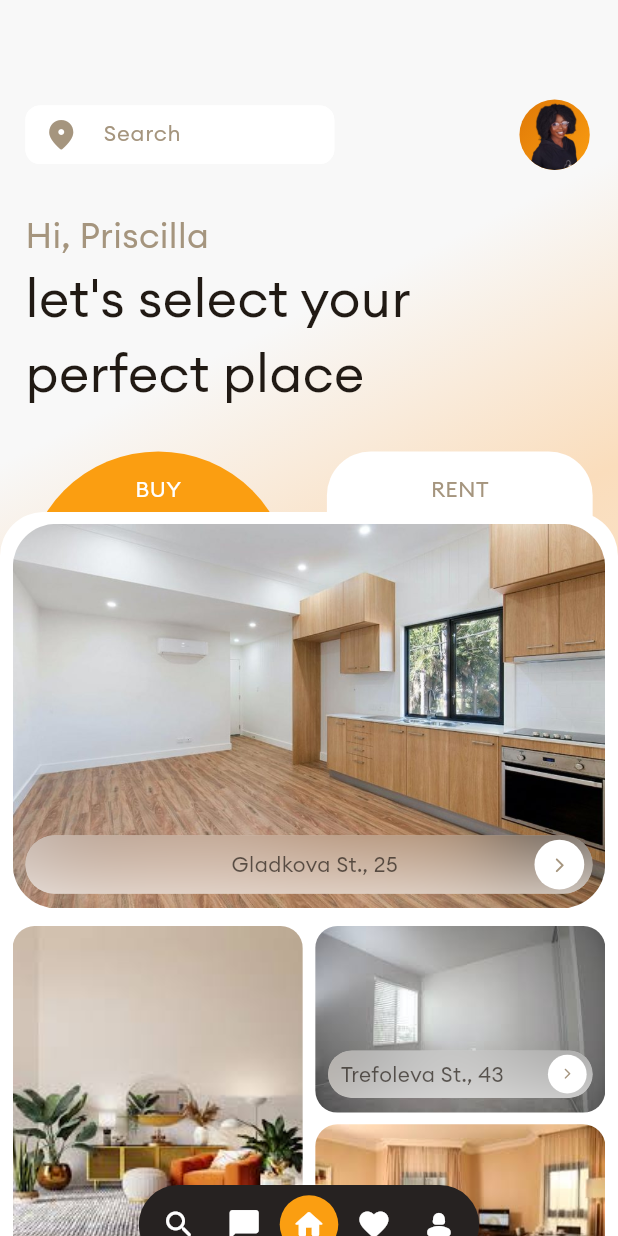
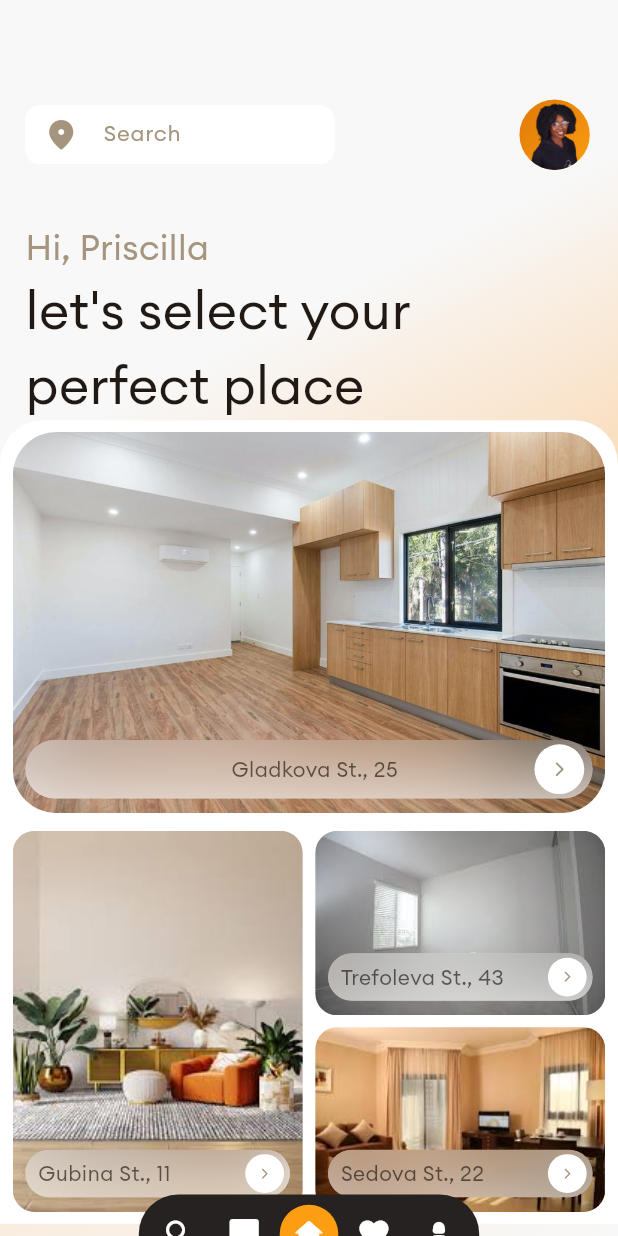
Before and after one commit to AchizuePriscilla/design-translation-task, a Flutter app: the screen it shows after launch, on a phone screen of 412 x 824 dp. Run offline on Flutter 3.47's test engine with Material 3 defaults, Android fonts, the phone set to English and light mode, and no system bars; our stand-ins replace flutter_map, flutter_screenutil, latlong2.

Commit message:
Chore: Clean up

```diff
--- a/lib/real_estate_app.dart
+++ b/lib/real_estate_app.dart
@@ -52,7 +52,7 @@ class _RealEstateAppState extends State<RealEstateApp>
     );
     _pageFade =
         Tween<double>(begin: 1.0, end: 0.0).animate(_pageFadeController);
-    _bottomBarSlide = Tween<Offset>(begin: Offset(0, 100), end: Offset(0, -30))
+    _bottomBarSlide = Tween<Offset>(begin: Offset(0, 100), end: Offset(0, -20))
         .animate(_bottomBarSlideController);
     Future.microtask(() => animateBottomBar());
   }
--- a/lib/views/home_view.dart
+++ b/lib/views/home_view.dart
@@ -24,7 +24,7 @@ class _HomeViewState extends State<HomeView> with TickerProviderStateMixin {
     Future.microtask(() => _animateElements());
   }
 
-  double _bottomSheetMinHeight = 0.h;
+  double _bottomSheetMinHeight = 0;
   Future<void> _animateElements() async {
     await _homeViewAnimations.searchRowController.forward();
     await Future.delayed(Duration(milliseconds: 100));
@@ -34,13 +34,13 @@ class _HomeViewState extends State<HomeView> with TickerProviderStateMixin {
     await _homeViewAnimations.numberOfOffersController.forward();
     await _draggableScrollableController
         .animateTo(
-      0.6.h,
+      0.66,
       duration: const Duration(milliseconds: 600),
       curve: Curves.easeInOut,
     )
         .then((value) {
       setState(() {
-        _bottomSheetMinHeight = 0.3.h;
+        _bottomSheetMinHeight = 0.3;
       });
     });
     await _homeViewAnimations.sliderScaleController.forward();
@@ -83,45 +83,9 @@ class _HomeViewState extends State<HomeView> with TickerProviderStateMixin {
                 CustomSpacer(
                   flex: 15,
                 ),
-                Row(
-                  children: [
-                    AnimatedBuilder(
-                        animation: _homeViewAnimations.searchRow,
-                        builder: (context, child) {
-                          return SizedBox(
-                            width: _homeViewAnimations.searchRow.value *
-                                (MediaQuery.of(context).size.width * 0.5),
-                            height: 40.h,
-                            child: SearchTextField(),
-                          );
-                        }),
-                    const Spacer(),
-                    ScaleTransition(
-                      scale: _homeViewAnimations.searchRow,
-                      child: Container(
-                        width: 48.w,
-                        height: 48.h,
-                        decoration: BoxDecoration(
-                          gradient: LinearGradient(
-                            colors: [
-                              Palette.primaryDark,
-                              Palette.primary,
-                            ],
-                            begin: Alignment.topLeft,
-                            end: Alignment.bottomRight,
-                          ),
-                          shape: BoxShape.circle,
-                          image: DecorationImage(
-                            image: AssetImage('assets/images/me.png'),
-                            fit: BoxFit.cover,
-                          ),
-                        ),
-                      ),
-                    )
-                  ],
-                ),
+                SearchRow(homeViewAnimations: _homeViewAnimations),
                 CustomSpacer(
-                  flex: 7,
+                  flex: 9,
                 ),
                 FadeTransition(
                   opacity: _homeViewAnimations.nameTextFade,
@@ -135,12 +99,11 @@ class _HomeViewState extends State<HomeView> with TickerProviderStateMixin {
                 ),
                 ClipRRect(
                   child: AnimatedBuilder(
-                    animation: _homeViewAnimations.firstLineTextFade,
+                    animation: _homeViewAnimations.textFade,
                     builder: (context, child) {
                       return Align(
                         alignment: Alignment.topCenter,
-                        heightFactor:
-                            _homeViewAnimations.firstLineTextFade.value,
+                        heightFactor: _homeViewAnimations.textFade.value,
                         child: Text(
                           "let's select your perfect place",
                           style: TextStyle(
@@ -154,61 +117,14 @@ class _HomeViewState extends State<HomeView> with TickerProviderStateMixin {
                 CustomSpacer(
                   flex: 7,
                 ),
-                AnimatedBuilder(
-                    animation: _homeViewAnimations.numberOfOffers,
-                    builder: (context, child) {
-                      return Row(
-                        mainAxisAlignment: MainAxisAlignment.spaceBetween,
-                        children: [
-                          ScaleTransition(
-                            scale: _homeViewAnimations.offersRow,
-                            child: Container(
-                              width: MediaQuery.of(context).size.width * 0.43,
-                              height: MediaQuery.of(context).size.width * 0.43,
-                              decoration: BoxDecoration(
-                                color: Palette.primary,
-                                shape: BoxShape.circle,
-                              ),
-                              child: Padding(
-                                padding: EdgeInsets.symmetric(vertical: 15.h),
-                                child: OffersColumn(
-                                  title: "BUY",
-                                  numberOfOffers:
-                                      "${(1034 * _homeViewAnimations.numberOfOffers.value).round()}",
-                                  textColor: Palette.white,
-                                ),
-                              ),
-                            ),
-                          ),
-                          ScaleTransition(
-                            scale: _homeViewAnimations.offersRow,
-                            child: Container(
-                              width: MediaQuery.of(context).size.width * 0.43,
-                              height: MediaQuery.of(context).size.width * 0.43,
-                              decoration: BoxDecoration(
-                                  color: Palette.white,
-                                  borderRadius: BorderRadius.circular(30.r)),
-                              child: Padding(
-                                padding: EdgeInsets.symmetric(vertical: 15.h),
-                                child: OffersColumn(
-                                  title: "RENT",
-                                  numberOfOffers:
-                                      "${(2212 * _homeViewAnimations.numberOfOffers.value).round()}",
-                                  textColor: Palette.grey,
-                                ),
-                              ),
-                            ),
-                          ),
-                        ],
-                      );
-                    })
+                OffersRow(homeViewAnimations: _homeViewAnimations)
               ],
             ),
           ),
           DraggableScrollableSheet(
               initialChildSize: _bottomSheetMinHeight,
               minChildSize: _bottomSheetMinHeight,
-              maxChildSize: 0.6.h,
+              maxChildSize: 0.66,
               expand: false,
               controller: _draggableScrollableController,
               shouldCloseOnMinExtent: false,
@@ -216,7 +132,7 @@ class _HomeViewState extends State<HomeView> with TickerProviderStateMixin {
                 return SingleChildScrollView(
                   controller: controller,
                   child: Container(
-                    height: MediaQuery.of(context).size.height * 0.67,
+                    height: MediaQuery.of(context).size.height * 0.65,
                     padding:
                         EdgeInsets.symmetric(horizontal: 8.w, vertical: 8.h),
                     decoration: BoxDecoration(
@@ -269,9 +185,6 @@ class _HomeViewState extends State<HomeView> with TickerProviderStateMixin {
                             ],
                           ),
                         ),
-                        CustomSpacer(
-                          flex: 3,
-                        ),
                       ],
                     ),
                   ),
@@ -280,6 +193,117 @@ class _HomeViewState extends State<HomeView> with TickerProviderStateMixin {
         ],
       ),
     );
+  }
+}
+
+class SearchRow extends StatelessWidget {
+  const SearchRow({
+    super.key,
+    required HomeViewAnimations homeViewAnimations,
+  }) : _homeViewAnimations = homeViewAnimations;
+
+  final HomeViewAnimations _homeViewAnimations;
+
+  @override
+  Widget build(BuildContext context) {
+    return Row(
+      children: [
+        AnimatedBuilder(
+            animation: _homeViewAnimations.searchRow,
+            builder: (context, child) {
+              return SizedBox(
+                width: _homeViewAnimations.searchRow.value *
+                    (MediaQuery.of(context).size.width * 0.5),
+                height: 40.h,
+                child: SearchTextField(),
+              );
+            }),
+        const Spacer(),
+        ScaleTransition(
+          scale: _homeViewAnimations.searchRow,
+          child: Container(
+            width: 48.w,
+            height: 48.h,
+            decoration: BoxDecoration(
+              gradient: LinearGradient(
+                colors: [
+                  Palette.primaryDark,
+                  Palette.primary,
+                ],
+                begin: Alignment.topLeft,
+                end: Alignment.bottomRight,
+              ),
+              shape: BoxShape.circle,
+              image: DecorationImage(
+                image: AssetImage('assets/images/me.png'),
+                fit: BoxFit.cover,
+              ),
+            ),
+          ),
+        )
+      ],
+    );
+  }
+}
+
+class OffersRow extends StatelessWidget {
+  const OffersRow({
+    super.key,
+    required HomeViewAnimations homeViewAnimations,
+  }) : _homeViewAnimations = homeViewAnimations;
+
+  final HomeViewAnimations _homeViewAnimations;
+
+  @override
+  Widget build(BuildContext context) {
+    return AnimatedBuilder(
+        animation: _homeViewAnimations.numberOfOffers,
+        builder: (context, child) {
+          return Row(
+            mainAxisAlignment: MainAxisAlignment.spaceBetween,
+            children: [
+              ScaleTransition(
+                scale: _homeViewAnimations.offersRow,
+                child: Container(
+                  width: MediaQuery.of(context).size.width * 0.43,
+                  height: MediaQuery.of(context).size.width * 0.43,
+                  decoration: BoxDecoration(
+                    color: Palette.primary,
+                    shape: BoxShape.circle,
+                  ),
+                  child: Padding(
+                    padding: EdgeInsets.symmetric(vertical: 15.h),
+                    child: OffersColumn(
+                      title: "BUY",
+                      numberOfOffers:
+                          "${(1034 * _homeViewAnimations.numberOfOffers.value).round()}",
+                      textColor: Palette.white,
+                    ),
+                  ),
+                ),
+              ),
+              ScaleTransition(
+                scale: _homeViewAnimations.offersRow,
+                child: Container(
+                  width: MediaQuery.of(context).size.width * 0.43,
+                  height: MediaQuery.of(context).size.width * 0.43,
+                  decoration: BoxDecoration(
+                      color: Palette.white,
+                      borderRadius: BorderRadius.circular(30.r)),
+                  child: Padding(
+                    padding: EdgeInsets.symmetric(vertical: 15.h),
+                    child: OffersColumn(
+                      title: "RENT",
+                      numberOfOffers:
+                          "${(2212 * _homeViewAnimations.numberOfOffers.value).round()}",
+                      textColor: Palette.grey,
+                    ),
+                  ),
+                ),
+              ),
+            ],
+          );
+        });
   }
 }
 
@@ -491,7 +515,7 @@ class HomeViewAnimations {
   late final Animation<double> pageFade;
   late final Animation<double> searchRow;
   late final Animation<double> nameTextFade;
-  late final Animation<double> firstLineTextFade;
+  late final Animation<double> textFade;
   late final Animation<double> offersRow;
   late final Animation<double> numberOfOffers;
   late final Animation<double> sliderScale;
@@ -522,8 +546,7 @@ class HomeViewAnimations {
     searchRow = Tween<double>(begin: 0, end: 1).animate(searchRowController);
     nameTextFade =
         Tween<double>(begin: 0, end: 1).animate(nameTextFadeController);
-    firstLineTextFade =
-        Tween<double>(begin: 0, end: 1).animate(textFadeController);
+    textFade = Tween<double>(begin: 0, end: 1).animate(textFadeController);
     offersRow = Tween<double>(begin: 0, end: 1).animate(offersRowController);
     numberOfOffers =
         Tween<double>(begin: 0, end: 1).animate(numberOfOffersController);
--- a/lib/views/map_view.dart
+++ b/lib/views/map_view.dart
@@ -59,9 +59,9 @@ class _MapPageState extends State<MapPage> with TickerProviderStateMixin {
   Widget build(BuildContext context) {
     return FlutterMap(
         options: MapOptions(
-          initialCenter: LatLng(9.047473, 7.478592),
-          initialZoom: 15,
-        ),
+            initialCenter: LatLng(9.047473, 7.478592),
+            initialZoom: 15,
+            backgroundColor: Colors.black),
         children: [
           TileLayer(
             urlTemplate:
```
